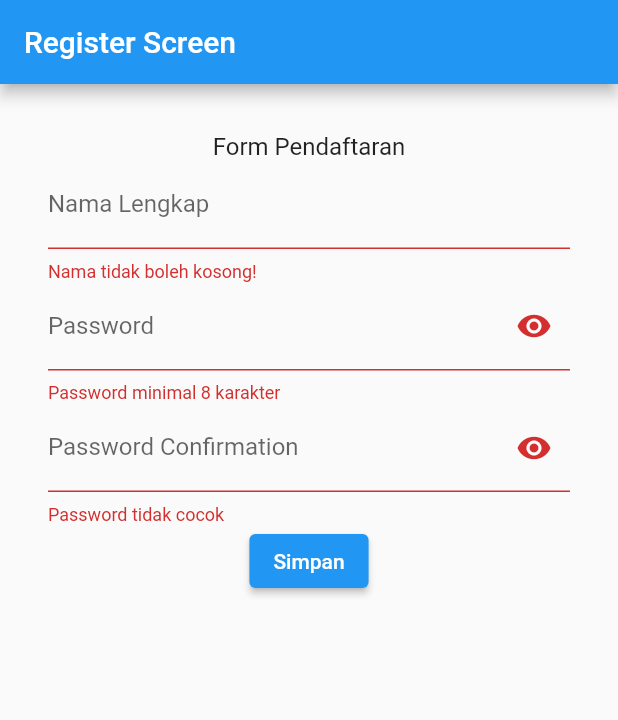
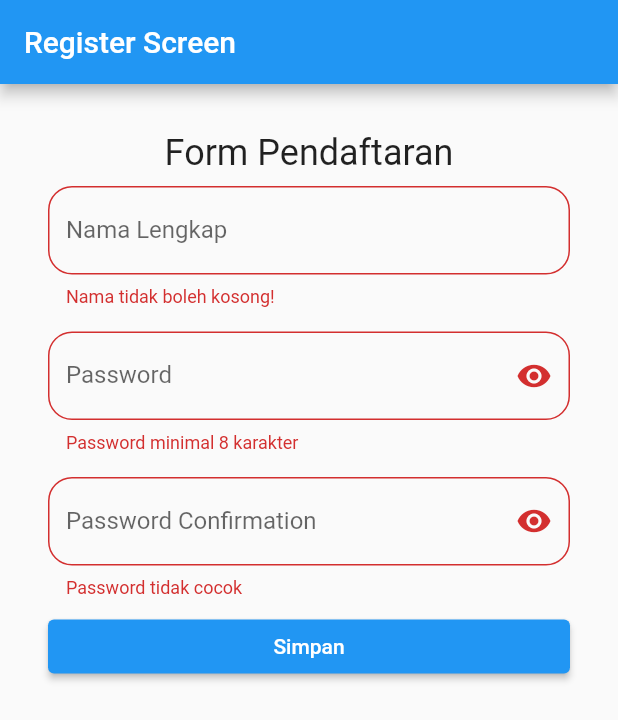
Before and after one commit to imaldi/learn_flutter_with_aim2u, a Flutter app: the screen it shows after launch, after a tap on "Simpan", on a phone screen of 412 x 824 dp. Shown: the top 720 px of the screen. Run offline on Flutter 3.47's test engine with Material 2 defaults, Android fonts, the phone set to English and light mode, and no system bars.

Commit message:
done refactoring form register yey

```diff
--- /dev/null
+++ b/lib/const/number_consts.dart
@@ -0,0 +1,4 @@
+const double sizeNormal = 8.0;
+const double sizeMedium = 16.0;
+const double sizeBig = 24.0;
+const double sizeHuge = 32.0;
--- a/lib/screens/register_screen.dart
+++ b/lib/screens/register_screen.dart
@@ -1,5 +1,8 @@
 import 'package:flutter/material.dart';
 import 'package:flutter/services.dart';
+import 'package:learn_flutter_with_aim2u/const/number_consts.dart';
+import 'package:learn_flutter_with_aim2u/widgets/custom_text_field.dart';
+import 'package:learn_flutter_with_aim2u/widgets/suffix_icon_password_text_form_field.dart';
 
 class RegisterScreen extends StatefulWidget {
   const RegisterScreen({Key? key}) : super(key: key);
@@ -39,22 +42,21 @@ class _RegisterScreenState extends State<RegisterScreen> {
               child: Column(
                 children: [
                   Container(
-                    child: Text('Form Pendaftaran ${nama ?? ""}',
-                      style: const TextStyle(fontSize: 16),
-                      textAlign: TextAlign.center,),
+                    child: Text(
+                      'Form Pendaftaran ${nama ?? ""}',
+                      style: const TextStyle(fontSize: sizeBig),
+                      textAlign: TextAlign.center,
                     ),
-                  TextFormField(
-                    autovalidateMode: AutovalidateMode.onUserInteraction,
-                    decoration: const InputDecoration(
-                      label: Text('Nama Lengkap'),
-                      hintText: 'Nama Lengkap Elu',
                   ),
+                  CustomTextField(
+                    labelText: 'Nama Lengkap',
+                    hintText: 'Nama Lengkap Elu Disini',
                     validator: (text) {
                       if (text!.isEmpty) {
                         return 'Nama tidak boleh kosong!';
                       }
-                      if(RegExp(r'[^a-zA-Z\s]+').hasMatch(text)) {
-                        return 'Nama hanya boleh berisi huruf';
+                      if (RegExp(r'[^a-zA-Z\s]+').hasMatch(text)) {
+                        return 'Nama hanya boleh berisi huruf dan spasi';
                       }
                       return null;
                     },
@@ -62,58 +64,58 @@ class _RegisterScreenState extends State<RegisterScreen> {
                       nama = value;
                     },
                   ),
-                  TextFormField(
-                    autovalidateMode: AutovalidateMode.onUserInteraction,
-                    validator: (text){
-                      return (text!.length < 8) ? "Password minimal 8 karakter" : null;
+                  CustomTextField(
+                    labelText: 'Password',
+                    hintText: 'Password Anda',
+                    validator: (text) {
+                      return (text!.length < 3)
+                          ? "Password minimal 8 karakter"
+                          : null;
                     },
-                    onChanged: (text){
+                    onChanged: (text) {
                       setState(() {
                         password = text;
                       });
                     },
                     decoration: InputDecoration(
-                      label: Text('Password'),
-                      hintText: 'Password Anda',
-                      suffixIcon: InkWell(
-                        child: obscurePasswordText
-                            ? const Icon(Icons.remove_red_eye)
-                            : const Icon(Icons.remove_red_eye_outlined),
+                      suffixIcon: SuffixIconPasswordTextFormField(
+                        obscurePasswordTextInWidget: obscurePasswordText,
                         onTap: () {
                           setState(() {
                             obscurePasswordText = !obscurePasswordText;
                           });
-                        },
-                      ),
+                        },),
                     ),
                     obscureText: obscurePasswordText,
                   ),
-                  TextFormField(
-                    autovalidateMode: AutovalidateMode.onUserInteraction,
-                    validator: (text){
+                  CustomTextField(
+                    labelText: 'Password Confirmation',
+                    hintText: 'Ketik Ulang Password',
+                    validator: (text) {
                       return text == password ? null : "Password tidak cocok";
                     },
                     decoration: InputDecoration(
-                      label: const Text('Password Confirmation'),
-                      hintText: 'Ketik Ulang Password',
-                      suffixIcon: InkWell(
-                        child: obscurePasswordText
-                            ? const Icon(Icons.remove_red_eye)
-                            : const Icon(Icons.remove_red_eye_outlined),
+                      suffixIcon: SuffixIconPasswordTextFormField(
+                        obscurePasswordTextInWidget: obscurePasswordText,
                         onTap: () {
                         setState(() {
                           obscurePasswordText = !obscurePasswordText;
                         });
-                        },
-                      ),
+                      },),
                     ),
                     obscureText: obscurePasswordText,
                   ),
-                  ElevatedButton(
+                  Row(
+                    children: [
+                      Expanded(
+                        child: ElevatedButton(
                             onPressed: () {
                               checkForm();
                             },
-                      child: Text('Simpan'))
+                            child: Text('Simpan')),
+                      ),
+                    ],
+                  )
                 ],
               )),
         )));
--- /dev/null
+++ b/lib/widgets/custom_text_field.dart
@@ -0,0 +1,50 @@
+// ignore_for_file: library_private_types_in_public_api
+
+import 'package:flutter/material.dart';
+
+/// versi stateless
+class CustomTextField extends StatelessWidget {
+  const CustomTextField(
+      {Key? key,
+      required this.labelText,
+      this.hintText,
+      this.validator,
+      this.onChanged,
+      this.onSaved,
+      this.decoration,
+      this.obscureText = false,
+      })
+      : super(key: key);
+  final String labelText;
+  final String? hintText;
+  final String? Function(String?)? validator;
+  final Function(String)? onChanged;
+  final Function(String?)? onSaved;
+  final InputDecoration? decoration;
+  final bool obscureText;
+
+  @override
+  Widget build(BuildContext context) {
+    return Container(
+      margin: const EdgeInsets.symmetric(vertical: 8.0),
+      child: TextFormField(
+        autovalidateMode: AutovalidateMode.onUserInteraction,
+        validator: validator,
+        onChanged: onChanged,
+        decoration: (decoration ?? const InputDecoration()).copyWith(
+          label: Text(labelText),
+          hintText: hintText,
+          // border: InputBorder.none,
+          border: OutlineInputBorder(
+            borderRadius: BorderRadius.circular(16),
+              borderSide: const BorderSide(
+                  width: 3,
+                  color: Colors.greenAccent)
+          ),
+        ),
+        onSaved: onSaved,
+        obscureText: obscureText,
+      ),
+    );
+  }
+}
--- /dev/null
+++ b/lib/widgets/suffix_icon_password_text_form_field.dart
@@ -0,0 +1,19 @@
+import 'package:flutter/material.dart';
+
+class SuffixIconPasswordTextFormField extends StatelessWidget {
+  const SuffixIconPasswordTextFormField(
+      {Key? key, this.obscurePasswordTextInWidget = false, this.onTap})
+      : super(key: key);
+  final bool obscurePasswordTextInWidget;
+  final Function()? onTap;
+
+  @override
+  Widget build(BuildContext context) {
+    return InkWell(
+      onTap: onTap,
+      child: obscurePasswordTextInWidget
+          ? const Icon(Icons.remove_red_eye)
+          : const Icon(Icons.remove_red_eye_outlined),
+    );
+  }
+}
```
Lines whose indentation alone changed are shown as unchanged.
